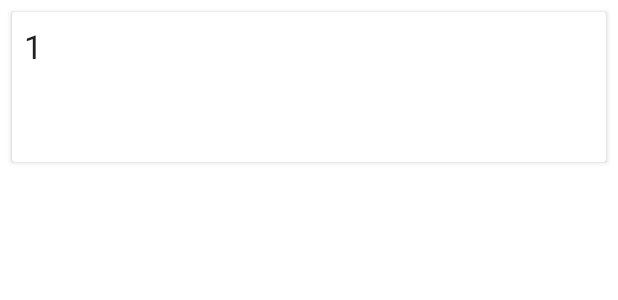
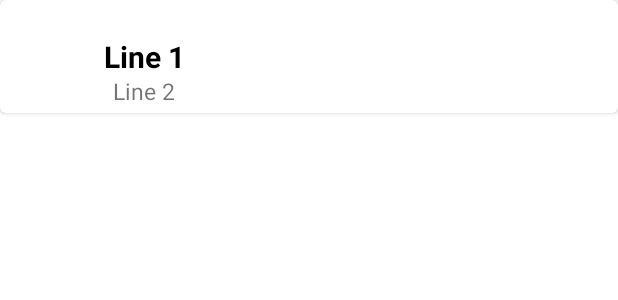
Before and after one commit to MahmoudAlGhazzawi/Fit2Gether, an Android app: the layout leon_trainingsplan_item.xml on its own in the app's theme, with its tools: preview values and no code run, on a phone screen of 412 x 824 dp. Shown: the top 300 px of the screen. Run offline under Robolectric (Android 15) with nearby library versions, the phone set to English and light mode, and no system bars; Roboto replaces fonts that are not available here.

Commit message:
Trainingplan einfügen möglich

```diff
--- a/app/src/main/AndroidManifest.xml
+++ b/app/src/main/AndroidManifest.xml
@@ -9,6 +9,9 @@
         android:roundIcon="@mipmap/ic_launcher_round"
         android:supportsRtl="true"
         android:theme="@style/Theme.FitnessHAW">
+        <activity
+            android:name=".AddTrainingsplanActivity"
+            android:exported="false" />
         <activity
             android:name=".ListWorkoutsActivity"
             android:exported="false" />
--- a/app/src/main/res/layout/leon_trainingsplan_item.xml
+++ b/app/src/main/res/layout/leon_trainingsplan_item.xml
@@ -1,12 +1,58 @@
 <?xml version="1.0" encoding="utf-8"?>
 <androidx.cardview.widget.CardView xmlns:android="http://schemas.android.com/apk/res/android"
     android:layout_width="match_parent"
-    android:layout_height="100dp"
-    android:layout_marginStart="8dp"
+    android:layout_height="75dp"
+    xmlns:app="http://schemas.android.com/apk/res-auto"
+    app:cardCornerRadius="4dp">
+    <!-- android:layout_marginStart="8dp"
     android:layout_marginTop="8dp"
-    android:layout_marginEnd="8dp">
+    android:layout_marginEnd="8dp" -->
 
     <RelativeLayout
+        android:layout_width="match_parent"
+        android:layout_height="match_parent"
+        android:layout_margin="4dp">
+
+        <ImageView
+            android:id="@+id/trainingsPlanImage"
+            android:layout_width="50dp"
+            android:layout_height="50dp"
+            android:layout_alignParentStart="true"
+            android:layout_alignParentTop="true"
+            android:layout_alignParentBottom="true"
+            android:layout_marginStart="7dp"
+            android:layout_marginTop="8dp"
+            android:layout_marginBottom="8dp"
+            android:padding="2dp"/>
+
+        <TextView
+            android:id="@+id/trainingsPlanUeberschrift"
+            android:layout_width="wrap_content"
+            android:layout_height="wrap_content"
+            android:layout_alignParentTop="true"
+            android:layout_marginStart="8dp"
+            android:layout_marginTop="20dp"
+            android:layout_toEndOf="@id/trainingsPlanImage"
+            android:text="Line 1"
+            android:textColor="@color/black"
+            android:textSize="20sp"
+            android:textStyle="bold" />
+
+        <TextView
+            android:id="@+id/trainingsPlanDescription"
+            android:layout_width="wrap_content"
+            android:layout_height="wrap_content"
+            android:layout_below="@id/trainingsPlanUeberschrift"
+            android:layout_marginStart="14dp"
+            android:layout_marginTop="-1dp"
+            android:layout_toEndOf="@id/trainingsPlanImage"
+            android:text="Line 2"
+            android:textSize="15dp" />
+
+    </RelativeLayout>
+
+
+    <!-- <RelativeLayout
         android:layout_width="match_parent"
         android:layout_height="wrap_content"
         android:padding="8dp">
@@ -22,8 +68,5 @@
             android:text="1"
             android:textAppearance="@style/TextAppearance.AppCompat.Large" />
 
-
-
-
-    </RelativeLayout>
+    </RelativeLayout> -->
 </androidx.cardview.widget.CardView>
```
Also changed, not shown: app/src/main/java/backend/MainActivityBackend.java (+27 -27 lines), app/src/main/java/backend/TrainingsplanAdapter.java (+29 -3 lines), app/src/main/java/com/hawstudent/fitnesshaw/AddTrainingsplanActivity.java (added, +63 -0 lines), app/src/main/java/com/hawstudent/fitnesshaw/ListWorkoutsActivity.java (+53 -29 lines), app/src/main/java/com/hawstudent/fitnesshaw/TrainingsItems.java (added, +27 -0 lines), app/src/main/res/layout/activity_add_trainingsplan.xml (added, +74 -0 lines), app/src/main/res/layout/activity_list_workouts.xml (+25 -2 lines), app/src/main/res/drawable-v24/push_day.png (deleted), app/src/main/res/drawable/arm.png (added), app/src/main/res/drawable/bench_press.png (added), app/src/main/res/drawable/deadlift.gif (added), app/src/main/res/drawable/default_workout.png (added), app/src/main/res/drawable/ganz_koerper.png (added), app/src/main/res/drawable/leg_day.png (added), 3 more files.
